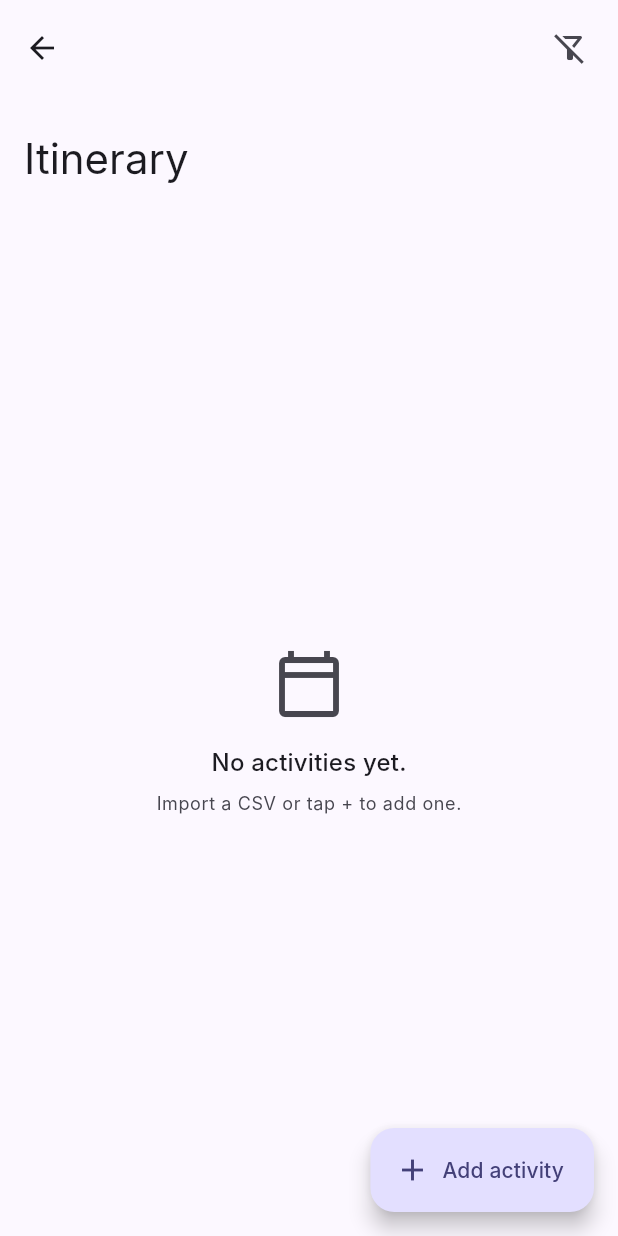
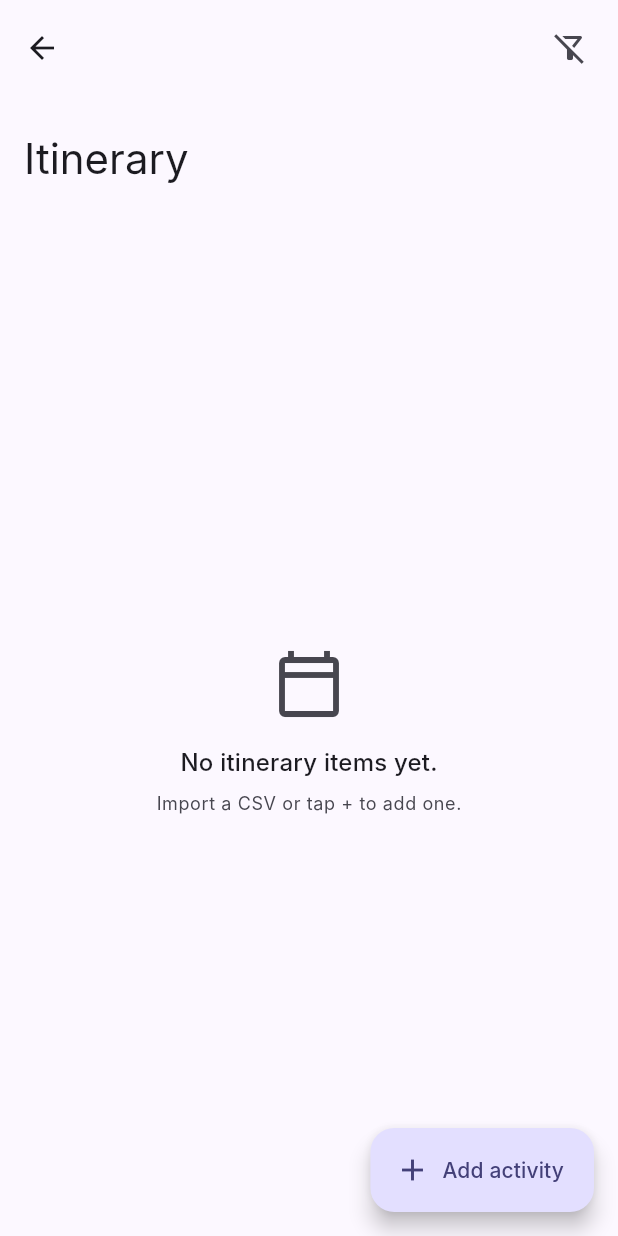
Before and after one commit to HadsyC/hadventure, a Flutter app: the ItineraryScreen screen opened directly, on a phone screen of 412 x 824 dp. Run offline on Flutter 3.47's test engine with Material 3 defaults, Android fonts, the phone set to English and light mode, and no system bars; our stand-ins replace csv, drift, file_picker; accounts and stored records are empty; generated files the repository leaves out were written again; Roboto replaces fonts that are missing (Inter).

Commit message:
Refactor ItineraryScreen and add CSV check scripts
- Refactored ItineraryScreen to improve readability and maintainability.
- Added functionality to filter itinerary items based on selected city and date.
- Introduced two temporary scripts (.tmp_csv_check.dart and .tmp_csv_check2.dart) for validating and comparing CSV data from 'raw_files/cities.csv'.

```diff
--- a/lib/screens/data/data_screen.dart
+++ b/lib/screens/data/data_screen.dart
@@ -40,7 +40,7 @@ class _DataScreenState extends State<DataScreen> {
     'flights',
     'trains',
     'hotels',
-    'activities',
+    'itinerary',
     'trip_tips',
     'packing_items',
     'contacts',
@@ -52,7 +52,7 @@ class _DataScreenState extends State<DataScreen> {
       builder: (_) => AlertDialog(
         title: const Text('Reset all data?'),
         content: const Text(
-          'This will permanently delete everything — trips, cities, activities, hotels, flights, trains, tips, packing and contacts.',
+          'This will permanently delete everything — trips, cities, itinerary, hotels, flights, trains, tips, packing and contacts.',
         ),
         actions: [
           TextButton(
@@ -98,8 +98,10 @@ class _DataScreenState extends State<DataScreen> {
     if (h.contains('train_number') && h.contains('departure')) return 'trains';
     if (h.contains('address_en') && h.contains('check_in_date'))
       return 'hotels';
-    if (h.contains('activity_type') && h.contains('city_name'))
-      return 'activities';
+    if ((h.contains('activity_type') || h.contains('itinerary_type')) &&
+        h.contains('city_name')) {
+      return 'itinerary';
+    }
     if (h.contains('category') &&
         h.contains('content') &&
         h.contains('language'))
@@ -125,7 +127,7 @@ class _DataScreenState extends State<DataScreen> {
       'contacts',
     ];
     // Tables that need cities to exist first
-    const needsCity = ['hotels', 'activities'];
+    const needsCity = ['hotels', 'itinerary', 'activities'];
 
     if (needsTrip.contains(tableName) && tripCount.isEmpty) return 'trips';
     if (needsCity.contains(tableName) && cityCount.isEmpty) return 'cities';
@@ -299,7 +301,7 @@ class _DataScreenState extends State<DataScreen> {
     String content, {
     required String sourceName,
   }) {
-    final rows = const CsvToListConverter(eol: '\n').convert(content);
+    final rows = const CsvToListConverter().convert(content);
 
     if (rows.isEmpty) {
       return null;
@@ -341,7 +343,7 @@ class _DataScreenState extends State<DataScreen> {
       'trip_tips',
       'contacts',
     };
-    const needsCity = {'hotels', 'activities'};
+    const needsCityCompat = {'hotels', 'itinerary', 'activities'};
 
     if (needsTrip.contains(tableName) &&
         !hasTripsInDb &&
@@ -349,7 +351,7 @@ class _DataScreenState extends State<DataScreen> {
       return 'trips';
     }
 
-    if (needsCity.contains(tableName) &&
+    if (needsCityCompat.contains(tableName) &&
         !hasCitiesInDb &&
         !plannedTables.contains('cities')) {
       return 'cities';
@@ -375,6 +377,7 @@ class _DataScreenState extends State<DataScreen> {
       'flights',
       'trains',
       'hotels',
+      'itinerary',
       'activities',
       'trip_tips',
       'packing_items',
@@ -597,6 +600,7 @@ class _DataScreenState extends State<DataScreen> {
           }
           break;
 
+        case 'itinerary':
         case 'activities':
           await db.delete(db.activities).go();
           for (final row in rows) {
@@ -614,7 +618,9 @@ class _DataScreenState extends State<DataScreen> {
                     date: dt(m, 'date') ?? DateTime.now(),
                     title: str(m, 'title') ?? '',
                     time: Value(str(m, 'time')),
-                    activityType: Value(str(m, 'activity_type')),
+                    activityType: Value(
+                      str(m, 'itinerary_type') ?? str(m, 'activity_type'),
+                    ),
                     location: Value(str(m, 'location')),
                     lat: Value(dbl(m, 'lat')),
                     lng: Value(dbl(m, 'lng')),
@@ -726,9 +732,9 @@ class _DataScreenState extends State<DataScreen> {
       (name: 'trains', icon: Icons.train_outlined, label: 'Trains'),
       (name: 'hotels', icon: Icons.hotel_outlined, label: 'Hotels'),
       (
-        name: 'activities',
+        name: 'itinerary',
         icon: Icons.local_activity_outlined,
-        label: 'Activities',
+        label: 'Itinerary',
       ),
       (
         name: 'trip_tips',
@@ -1033,7 +1039,7 @@ class _ZipImportPreviewDialog extends StatelessWidget {
       'flights',
       'trains',
       'hotels',
-      'activities',
+      'itinerary',
       'trip_tips',
       'packing_items',
       'contacts',
--- a/lib/screens/itinerary/itinerary_screen.dart
+++ b/lib/screens/itinerary/itinerary_screen.dart
@@ -108,7 +108,7 @@ class _ItineraryScreenState extends State<ItineraryScreen> {
     if (_cities.isEmpty) {
       ScaffoldMessenger.of(context).showSnackBar(
         const SnackBar(
-          content: Text('Add a city first before adding activities.'),
+          content: Text('Add a city first before adding itinerary items.'),
         ),
       );
       return;
@@ -222,7 +222,7 @@ class _ItineraryScreenState extends State<ItineraryScreen> {
                     ),
                     const SizedBox(height: 16),
                     Text(
-                      'No activities yet.',
+                      'No itinerary items yet.',
                       style: theme.textTheme.titleMedium,
                     ),
                     const SizedBox(height: 8),
```
Also changed, not shown: .tmp_csv_check.dart (added), .tmp_csv_check2.dart (added).
